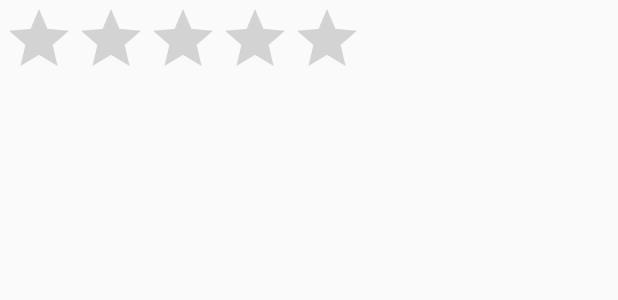
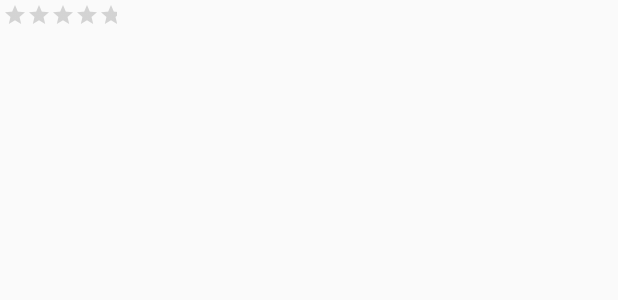
Before and after one commit to matthewchiang/restaurant-search, an Android app: the layout reviewlayout.xml on its own in the app's theme, with its tools: preview values and no code run, on a phone screen of 412 x 824 dp. Shown: the top 300 px of the screen. Run offline under Robolectric (Android 15) with nearby library versions, the phone set to English and light mode, and no system bars.

Commit message:
fixes style error in reviewRow layout

```diff
--- a/app/src/main/res/layout/reviewlayout.xml
+++ b/app/src/main/res/layout/reviewlayout.xml
@@ -6,7 +6,7 @@
     <RatingBar
         android:layout_width="wrap_content"
         android:layout_height="wrap_content"
-        android:style="?android:attr/ratingBarStyleSmall"
+        style="?android:attr/ratingBarStyleSmall"
         android:id="@+id/userRating"
         android:clickable="false"
         android:isIndicator="true"
```
